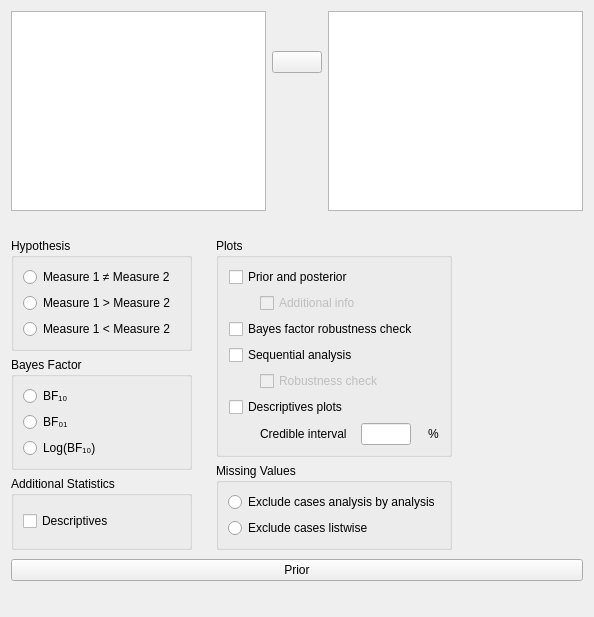
Old version of the form JASP-Desktop/analysisforms/ttestbayesianpairedsamplesform.ui in the repository jasp-stats/jasp-desktop.
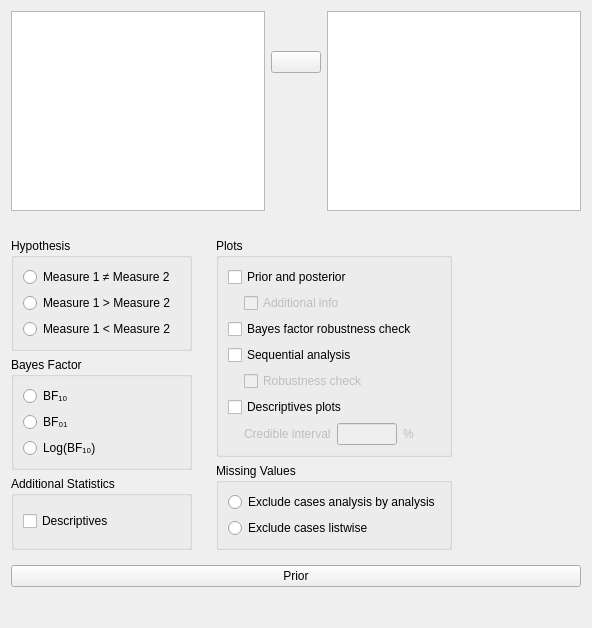
New version of the form. Custom widgets are drawn as their Qt base class.

Commit message: T-Test Bayesian (Common module) layouts polished

Diff of the .ui file:
```diff
--- a/JASP-Desktop/analysisforms/ttestbayesianpairedsamplesform.ui
+++ b/JASP-Desktop/analysisforms/ttestbayesianpairedsamplesform.ui
@@ -6,8 +6,8 @@
    <rect>
     <x>0</x>
     <y>0</y>
-    <width>594</width>
-    <height>617</height>
+    <width>592</width>
+    <height>628</height>
    </rect>
   </property>
   <property name="sizePolicy">
@@ -273,32 +273,83 @@
          <property name="rightMargin">
           <number>0</number>
          </property>
+         <item row="2" column="0" colspan="2">
+          <widget class="BoundGroupBox" name="missingValues">
+           <property name="title">
+            <string>Missing Values</string>
+           </property>
+           <property name="flat">
+            <bool>false</bool>
+           </property>
+           <layout class="QGridLayout" name="gridLayout_6">
+            <item row="0" column="0">
+             <widget class="QRadioButton" name="_1excludeAnalysisByAnalysis">
+              <property name="sizePolicy">
+               <sizepolicy hsizetype="Fixed" vsizetype="Fixed">
+                <horstretch>0</horstretch>
+                <verstretch>0</verstretch>
+               </sizepolicy>
+              </property>
+              <property name="text">
+               <string>Exclude cases analysis by analysis</string>
+              </property>
+             </widget>
+            </item>
+            <item row="1" column="0">
+             <widget class="QRadioButton" name="_2excludeListwise">
+              <property name="sizePolicy">
+               <sizepolicy hsizetype="Fixed" vsizetype="Fixed">
+                <horstretch>0</horstretch>
+                <verstretch>0</verstretch>
+               </sizepolicy>
+              </property>
+              <property name="text">
+               <string>Exclude cases listwise</string>
+              </property>
+             </widget>
+            </item>
+           </layout>
+          </widget>
+         </item>
          <item row="1" column="0" colspan="2">
           <widget class="GroupBox" name="plotsGroup">
            <property name="title">
             <string>Plots</string>
            </property>
            <layout class="QGridLayout" name="gridLayout_4">
-            <item row="6" column="0">
-             <widget class="QLabel" name="label_4">
-              <property name="minimumSize">
-               <size>
-                <width>10</width>
-                <height>0</height>
-               </size>
+            <item row="1" column="1" colspan="2">
+             <widget class="BoundCheckBox" name="plotPriorAndPosteriorAdditionalInfo">
+              <property name="enabled">
+               <bool>false</bool>
               </property>
-              <property name="maximumSize">
-               <size>
-                <width>10</width>
-                <height>16777215</height>
-               </size>
+              <property name="sizePolicy">
+               <sizepolicy hsizetype="Fixed" vsizetype="Fixed">
+                <horstretch>0</horstretch>
+                <verstretch>0</verstretch>
+               </sizepolicy>
               </property>
               <property name="text">
-               <string/>
+               <string>Additional info</string>
               </property>
              </widget>
             </item>
-            <item row="3" column="0" colspan="3">
+            <item row="5" column="1">
+             <widget class="BoundCheckBox" name="plotSequentialAnalysisRobustness">
+              <property name="enabled">
+               <bool>false</bool>
+              </property>
+              <property name="sizePolicy">
+               <sizepolicy hsizetype="Fixed" vsizetype="Fixed">
+                <horstretch>0</horstretch>
+                <verstretch>0</verstretch>
+               </sizepolicy>
+              </property>
+              <property name="text">
+               <string>Robustness check</string>
+              </property>
+             </widget>
+            </item>
+            <item row="4" column="0" colspan="4">
              <widget class="BoundCheckBox" name="plotSequentialAnalysis">
               <property name="sizePolicy">
                <sizepolicy hsizetype="Fixed" vsizetype="Fixed">
@@ -311,55 +362,7 @@
               </property>
              </widget>
             </item>
-            <item row="6" column="3">
-             <widget class="QLabel" name="label_3">
-              <property name="sizePolicy">
-               <sizepolicy hsizetype="Fixed" vsizetype="Fixed">
-                <horstretch>0</horstretch>
-                <verstretch>0</verstretch>
-               </sizepolicy>
-              </property>
-              <property name="text">
-               <string>%</string>
-              </property>
-             </widget>
-            </item>
-            <item row="6" column="1">
-             <widget class="QLabel" name="label_2">
-              <property name="sizePolicy">
-               <sizepolicy hsizetype="Fixed" vsizetype="Fixed">
-                <horstretch>0</horstretch>
-                <verstretch>0</verstretch>
-               </sizepolicy>
-              </property>
-              <property name="text">
-               <string>Credible interval</string>
-              </property>
-             </widget>
-            </item>
-            <item row="6" column="2">
-             <widget class="BoundTextBox" name="descriptivesPlotsCredibleInterval">
-              <property name="sizePolicy">
-               <sizepolicy hsizetype="Fixed" vsizetype="Preferred">
-                <horstretch>0</horstretch>
-                <verstretch>0</verstretch>
-               </sizepolicy>
-              </property>
-              <property name="minimumSize">
-               <size>
-                <width>50</width>
-                <height>0</height>
-               </size>
-              </property>
-              <property name="maximumSize">
-               <size>
-                <width>50</width>
-                <height>16777215</height>
-               </size>
-              </property>
-             </widget>
-            </item>
-            <item row="5" column="0" colspan="3">
+            <item row="6" column="0" colspan="4">
              <widget class="BoundCheckBox" name="descriptivesPlots">
               <property name="sizePolicy">
                <sizepolicy hsizetype="Fixed" vsizetype="Fixed">
@@ -372,7 +375,7 @@
               </property>
              </widget>
             </item>
-            <item row="2" column="0" colspan="3">
+            <item row="2" column="0" colspan="4">
              <widget class="BoundCheckBox" name="plotBayesFactorRobustness">
               <property name="sizePolicy">
                <sizepolicy hsizetype="Fixed" vsizetype="Fixed">
@@ -385,39 +388,7 @@
               </property>
              </widget>
             </item>
-            <item row="4" column="1" colspan="3">
-             <widget class="BoundCheckBox" name="plotSequentialAnalysisRobustness">
-              <property name="enabled">
-               <bool>false</bool>
-              </property>
-              <property name="sizePolicy">
-               <sizepolicy hsizetype="Fixed" vsizetype="Fixed">
-                <horstretch>0</horstretch>
-                <verstretch>0</verstretch>
-               </sizepolicy>
-              </property>
-              <property name="text">
-               <string>Robustness check</string>
-              </property>
-             </widget>
-            </item>
-            <item row="1" column="1" colspan="3">
-             <widget class="BoundCheckBox" name="plotPriorAndPosteriorAdditionalInfo">
-              <property name="enabled">
-               <bool>false</bool>
-              </property>
-              <property name="sizePolicy">
-               <sizepolicy hsizetype="Fixed" vsizetype="Fixed">
-                <horstretch>0</horstretch>
-                <verstretch>0</verstretch>
-               </sizepolicy>
-              </property>
-              <property name="text">
-               <string>Additional info</string>
-              </property>
-             </widget>
-            </item>
-            <item row="0" column="0" colspan="3">
+            <item row="0" column="0" colspan="4">
              <widget class="BoundCheckBox" name="plotPriorAndPosterior">
               <property name="sizePolicy">
                <sizepolicy hsizetype="Fixed" vsizetype="Fixed">
@@ -446,42 +417,73 @@
               </property>
              </widget>
             </item>
-           </layout>
-          </widget>
-         </item>
-         <item row="2" column="0" colspan="2">
-          <widget class="BoundGroupBox" name="missingValues">
-           <property name="title">
-            <string>Missing Values</string>
-           </property>
-           <property name="flat">
-            <bool>false</bool>
-           </property>
-           <layout class="QGridLayout" name="gridLayout_6">
-            <item row="0" column="0">
-             <widget class="QRadioButton" name="_1excludeAnalysisByAnalysis">
-              <property name="sizePolicy">
-               <sizepolicy hsizetype="Fixed" vsizetype="Fixed">
-                <horstretch>0</horstretch>
-                <verstretch>0</verstretch>
-               </sizepolicy>
+            <item row="7" column="1">
+             <widget class="QWidget" name="horizontalWidget" native="true">
+              <property name="enabled">
+               <bool>false</bool>
               </property>
-              <property name="text">
-               <string>Exclude cases analysis by analysis</string>
-              </property>
-             </widget>
-            </item>
-            <item row="1" column="0">
-             <widget class="QRadioButton" name="_2excludeListwise">
-              <property name="sizePolicy">
-               <sizepolicy hsizetype="Fixed" vsizetype="Fixed">
-                <horstretch>0</horstretch>
-                <verstretch>0</verstretch>
-               </sizepolicy>
-              </property>
-              <property name="text">
-               <string>Exclude cases listwise</string>
-              </property>
+              <layout class="QHBoxLayout" name="horizontalLayout_5">
+               <property name="leftMargin">
+                <number>0</number>
+               </property>
+               <property name="topMargin">
+                <number>0</number>
+               </property>
+               <property name="rightMargin">
+                <number>0</number>
+               </property>
+               <property name="bottomMargin">
+                <number>0</number>
+               </property>
+               <item>
+                <widget class="QLabel" name="label_4">
+                 <property name="sizePolicy">
+                  <sizepolicy hsizetype="Fixed" vsizetype="Fixed">
+                   <horstretch>0</horstretch>
+                   <verstretch>0</verstretch>
+                  </sizepolicy>
+                 </property>
+                 <property name="text">
+                  <string>Credible interval</string>
+                 </property>
+                </widget>
+               </item>
+               <item>
+                <widget class="BoundTextBox" name="descriptivesPlotsCredibleInterval">
+                 <property name="sizePolicy">
+                  <sizepolicy hsizetype="Fixed" vsizetype="Preferred">
+                   <horstretch>0</horstretch>
+                   <verstretch>0</verstretch>
+                  </sizepolicy>
+                 </property>
+                 <property name="minimumSize">
+                  <size>
+                   <width>60</width>
+                   <height>0</height>
+                  </size>
+                 </property>
+                 <property name="maximumSize">
+                  <size>
+                   <width>60</width>
+                   <height>16777215</height>
+                  </size>
+                 </property>
+                </widget>
+               </item>
+               <item>
+                <widget class="QLabel" name="label_11">
+                 <property name="sizePolicy">
+                  <sizepolicy hsizetype="Fixed" vsizetype="Fixed">
+                   <horstretch>0</horstretch>
+                   <verstretch>0</verstretch>
+                  </sizepolicy>
+                 </property>
+                 <property name="text">
+                  <string>%</string>
+                 </property>
+                </widget>
+               </item>
+              </layout>
              </widget>
             </item>
            </layout>
@@ -655,17 +657,17 @@
    <extends>QCheckBox</extends>
    <header>widgets/boundcheckbox.h</header>
   </customwidget>
-  <customwidget>
-   <class>BoundPairsTable</class>
-   <extends>QTableView</extends>
-   <header>widgets/boundpairstable.h</header>
-  </customwidget>
   <customwidget>
    <class>SubjectivePriorsWidget</class>
    <extends>QWidget</extends>
    <header location="global">widgets/subjectivepriorswidget.h</header>
    <container>1</container>
   </customwidget>
+  <customwidget>
+   <class>BoundPairsTable</class>
+   <extends>QTableView</extends>
+   <header>widgets/boundpairstable.h</header>
+  </customwidget>
  </customwidgets>
  <tabstops>
   <tabstop>availableFields</tabstop>
```
Left out of the diff: 19 changed lines with no effect on the pictures. The commit also changes 2 other files.
